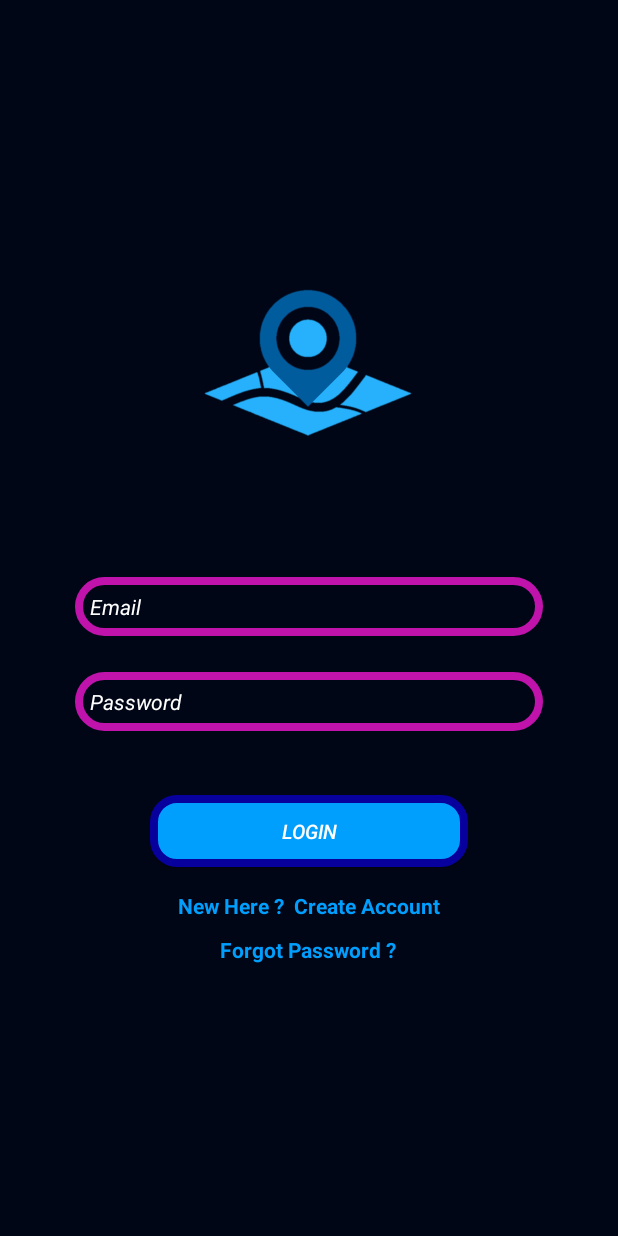
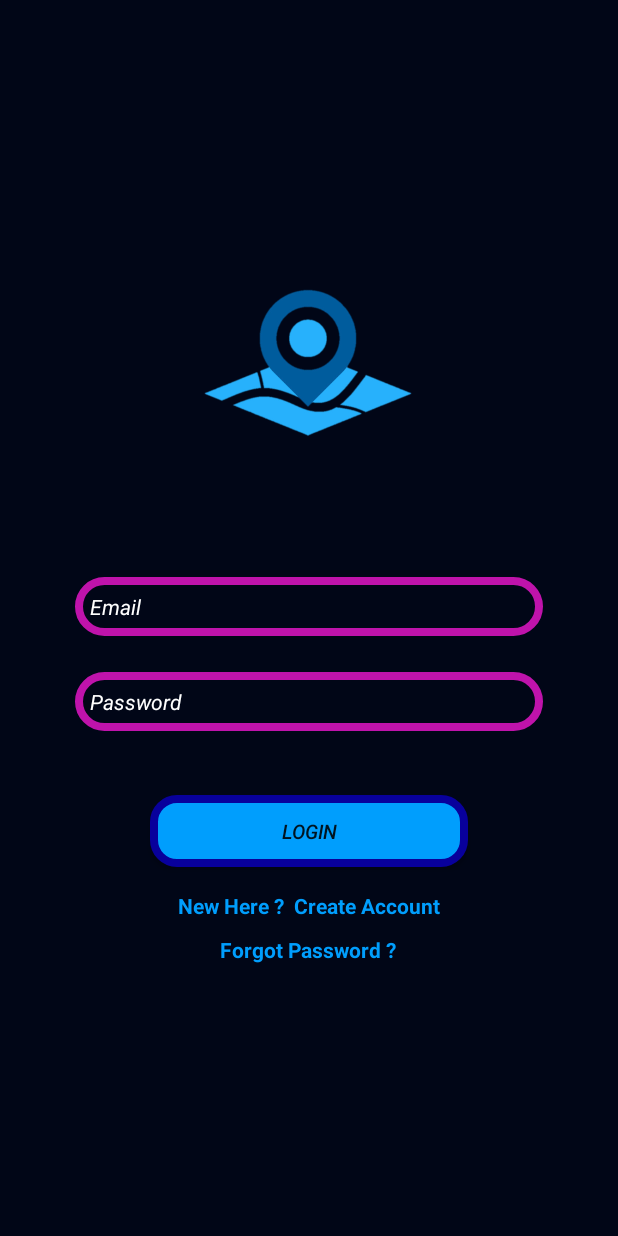
Before and after one commit to abdallahalhyari/Famil, an Android app: the login screen opened directly, with no data from a screen before it, on a phone screen of 412 x 824 dp. Run offline under Robolectric (Android 15) with nearby library versions, the phone set to English and light mode, and no system bars; our stand-ins replace Firebase (no records; nobody signed in at launch, a user with empty details on screens opened directly).

```diff
--- a/app/src/main/res/layout/activity_edit_profile.xml
+++ b/app/src/main/res/layout/activity_edit_profile.xml
@@ -84,11 +84,12 @@
         android:layout_marginBottom="328dp"
         android:background="@drawable/custom_button1"
         android:text="Save"
-        android:textColor="#FFFFFF"
         app:layout_constraintBottom_toBottomOf="parent"
         app:layout_constraintEnd_toEndOf="parent"
         app:layout_constraintHorizontal_bias="0.498"
-        app:layout_constraintStart_toStartOf="parent" />
+        app:layout_constraintStart_toStartOf="parent"
+        app:layout_constraintTop_toBottomOf="@+id/profileEmailAddress"
+        app:layout_constraintVertical_bias="0.837" />
 
     <ImageView
         android:id="@+id/imageView5"
--- a/app/src/main/res/layout/activity_login.xml
+++ b/app/src/main/res/layout/activity_login.xml
@@ -61,7 +61,6 @@
         android:layout_marginEnd="100dp"
         android:background="@drawable/custom_button1"
         android:text="Login"
-        android:textColor="#ffff"
         android:textSize="13sp"
         android:textStyle="italic"
         app:layout_constraintBottom_toBottomOf="parent"
```
